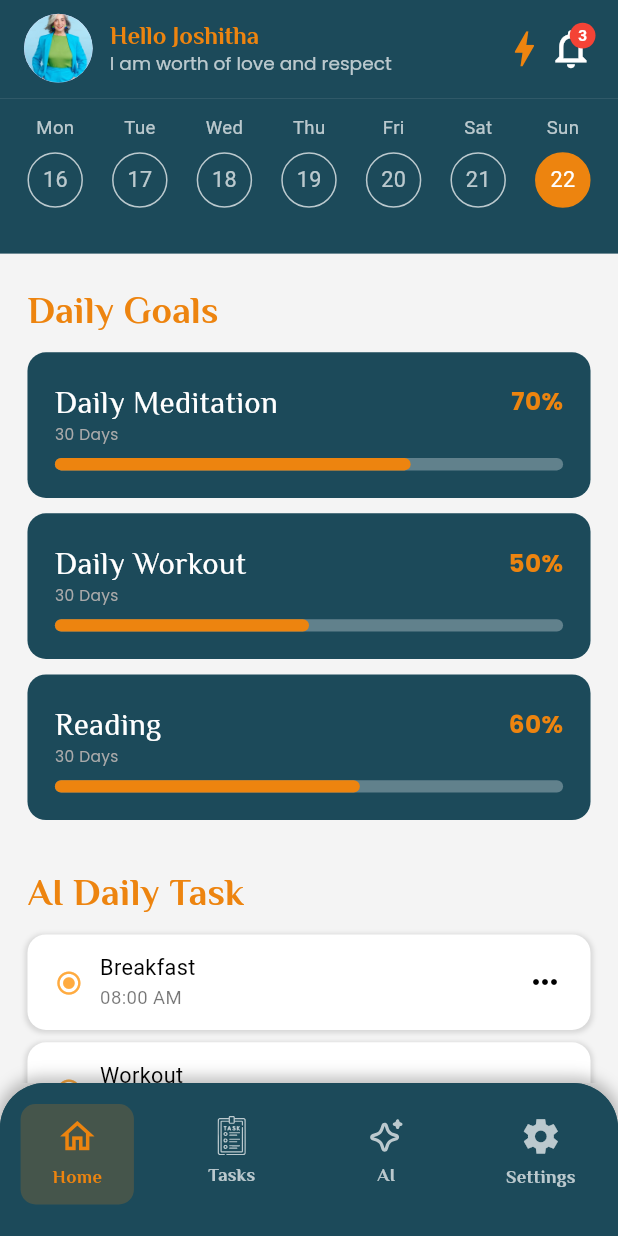
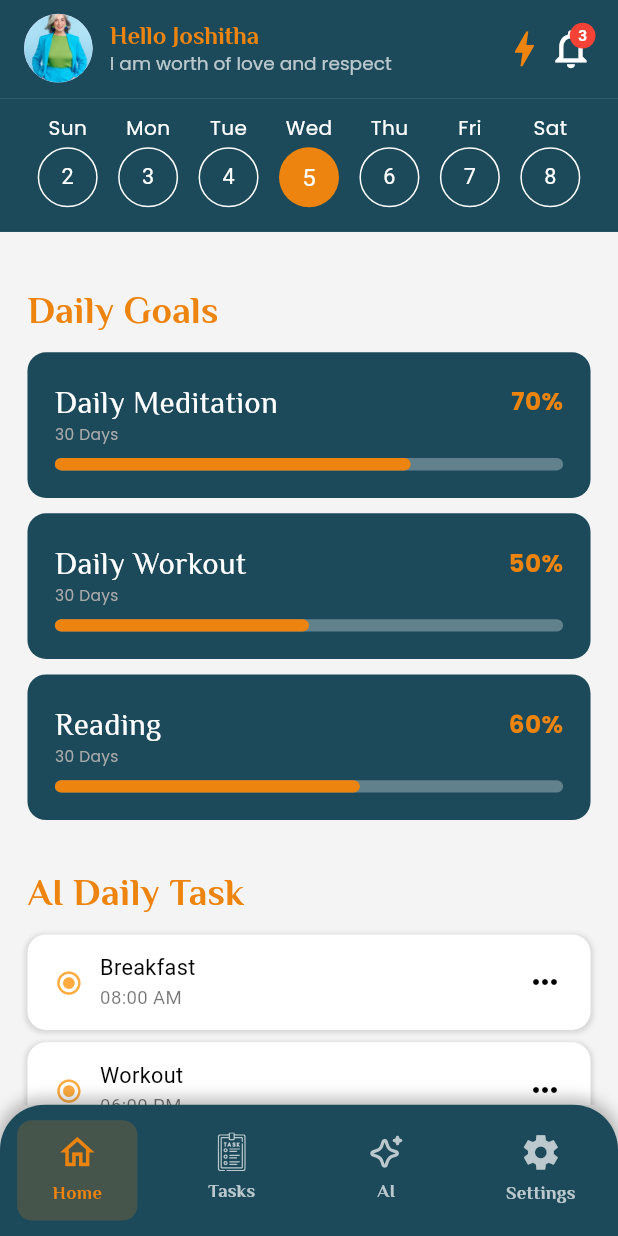
Before and after one commit to Sayduntuhin/achive_ai1, a Flutter app: the MainScreen screen opened by its route, on a phone screen of 412 x 824 dp. Run offline on Flutter 3.47's test engine with Material 3 defaults, Android fonts, the phone set to English and light mode, and no system bars; drawn by our look-alikes of table_calendar; our stand-ins replace flutter_screenutil, flutter_svg, get, loading_animation_widget, pin_code_fields.

```diff
--- a/lib/view/home/page/home_page.dart
+++ b/lib/view/home/page/home_page.dart
@@ -1,4 +1,5 @@
 import 'package:achive_ai/themes/colors.dart';
+import 'package:achive_ai/view/home/widgets/calander.dart';
 import 'package:flutter/material.dart';
 import 'package:flutter_screenutil/flutter_screenutil.dart';
 
@@ -27,7 +28,7 @@ class HomePage extends StatelessWidget {
           SliverPersistentHeader(
             pinned: false, // ✅ Hides when scrolling
             delegate: _SliverDateSelectorDelegate(
-              child: _buildDateSelector(),
+              child: CalendarWidget(),
               height: 100.h,
             ),
           ),
@@ -134,7 +135,7 @@ class HomePage extends StatelessWidget {
     );
   }
 
-  /// ✅ Date Selector Row (Hides on Scroll)
+ /* /// ✅ Date Selector Row (Hides on Scroll)
   Widget _buildDateSelector() {
     return Container(
       padding: EdgeInsets.symmetric(horizontal: 16.w, vertical: 10.h),
@@ -170,7 +171,7 @@ class HomePage extends StatelessWidget {
         }),
       ),
     );
-  }
+  }*/
 
   /// ✅ Daily Goals Section
   Widget _buildDailyGoals() {
@@ -190,7 +191,6 @@ class HomePage extends StatelessWidget {
       ],
     );
   }
-
   Widget _buildGoalCard(String title, double initialProgress) {
     return StatefulBuilder(
       builder: (context, setState) {
@@ -244,7 +244,7 @@ class HomePage extends StatelessWidget {
                 minHeight: 8.h,
               ),
               // Slider(value: progress, onChanged: (value) {}),
-              /* Slider(
+          /* Slider(
                 value: progress,
                 min: 0,
                 max: 100,
@@ -256,6 +256,7 @@ class HomePage extends StatelessWidget {
                   });
                 },
               ),*/
+
             ],
           ),
         );
@@ -346,6 +347,11 @@ class _SliverDateSelectorDelegate extends SliverPersistentHeaderDelegate {
       child: child,
     );
   }
+/*  @override
+  bool shouldRebuild(_SliverDateSelectorDelegate oldDelegate) => false;*/
+
   @override
-  bool shouldRebuild(_SliverDateSelectorDelegate oldDelegate) => false;
+  bool shouldRebuild(covariant SliverPersistentHeaderDelegate oldDelegate) {
+    return true; // Rebuild if the delegate changes
+  }
 }
--- /dev/null
+++ b/lib/view/home/widgets/calander.dart
@@ -0,0 +1,75 @@
+import 'package:achive_ai/themes/colors.dart';
+import 'package:flutter/material.dart';
+import 'package:table_calendar/table_calendar.dart';
+import 'package:flutter_screenutil/flutter_screenutil.dart';
+
+class CalendarWidget extends StatefulWidget {
+  const CalendarWidget({super.key});
+
+  @override
+  State<CalendarWidget> createState() => _CalendarWidgetState();
+}
+
+class _CalendarWidgetState extends State<CalendarWidget> {
+  DateTime _focusedDay = DateTime.now();
+  DateTime? _selectedDay;
+
+  @override
+  void initState() {
+    super.initState();
+    _selectedDay = _focusedDay; // Default to today
+  }
+
+  @override
+  Widget build(BuildContext context) {
+    return Container(
+      padding: EdgeInsets.symmetric(horizontal: 16.w, vertical: 10.h),
+      color: backgroundColor,
+      child: TableCalendar(
+        firstDay: DateTime.utc(2020, 1, 1),
+        lastDay: DateTime.utc(2030, 12, 31),
+        focusedDay: _focusedDay,
+        selectedDayPredicate: (day) => isSameDay(_selectedDay, day),
+        onDaySelected: (selectedDay, focusedDay) {
+          setState(() {
+            _selectedDay = selectedDay;
+            _focusedDay = focusedDay;
+          });
+        },
+        calendarFormat: CalendarFormat.week,
+        startingDayOfWeek: StartingDayOfWeek.sunday, // ✅ Start week from Sunday
+
+        headerVisible: false,
+
+        daysOfWeekStyle: DaysOfWeekStyle(
+          weekdayStyle: TextStyle(color: Colors.white, fontSize: 13.sp,fontFamily: "Poppins"),
+          weekendStyle: TextStyle(color: Colors.white, fontSize: 13.sp,fontFamily: "Poppins"),
+        ),
+
+        calendarStyle: CalendarStyle(
+          defaultTextStyle: TextStyle(color: Colors.white, fontSize: 14.sp,fontFamily: ""),
+          weekendTextStyle: TextStyle(color: Colors.white, fontSize: 14.sp),
+
+          /// ✅ Ensure every day has a circle
+          defaultDecoration: BoxDecoration(
+            shape: BoxShape.circle,
+            border: Border.all(color: Colors.white),
+          ),
+          weekendDecoration: BoxDecoration(
+            shape: BoxShape.circle,
+            border: Border.all(color: Colors.white),
+          ),
+          todayDecoration: BoxDecoration(
+            color: Colors.transparent,
+            shape: BoxShape.circle,
+            border: Border.all(color: Colors.white),
+          ),
+          selectedDecoration: BoxDecoration(
+            color: buttonColor,
+            shape: BoxShape.circle,
+          ),
+        ),
+      ),
+    );
+  }
+}
--- a/lib/view/main/page/main_pages.dart
+++ b/lib/view/main/page/main_pages.dart
@@ -1,3 +1,4 @@
+import 'package:achive_ai/view/ai/pages/ai_page.dart';
 import 'package:flutter/material.dart';
 import 'package:get/get.dart';
 import '../../../controller/buttom_navigation_controller.dart';
@@ -36,7 +37,7 @@ class MainScreen extends StatelessWidget {
       case 1:
         return HomePage();
       case 2:
-        return HomePage(); // Replace with Profile Page
+        return ChatBotScreen(); // Replace with Profile Page
       case 3:
         return SettingsScreen();
       default:
--- a/lib/view/main/widgets/custom_navigation_bar.dart
+++ b/lib/view/main/widgets/custom_navigation_bar.dart
@@ -1,7 +1,7 @@
 import 'package:flutter/material.dart';
 import 'package:flutter_screenutil/flutter_screenutil.dart';
 import 'package:flutter_svg/svg.dart';
-import 'package:get/get_state_manager/src/simple/get_state.dart';
+import 'package:get/get.dart';
 import '../../../controller/buttom_navigation_controller.dart';
 import 'package:achive_ai/themes/colors.dart';
 
@@ -15,10 +15,12 @@ class CustomBottomNavBar extends StatelessWidget {
     return GetBuilder<BottomNavController>(
       builder: (controller) {
         return Container(
-          decoration: const BoxDecoration(
-            color: Color(0xFF1C4A5A), // ✅ Custom Color
-            borderRadius: BorderRadius.only(
-              topLeft: Radius.circular(30.0), // ✅ Rounded Corners
+          height: 85.h, // Adjust height
+          padding: EdgeInsets.symmetric(horizontal: 10.w, vertical: 10.h),
+          decoration: BoxDecoration(
+            color: const Color(0xFF1C4A5A), // Background Color
+            borderRadius: const BorderRadius.only(
+              topLeft: Radius.circular(30.0), // Rounded Corners
               topRight: Radius.circular(30.0),
             ),
             boxShadow: [
@@ -26,64 +28,26 @@ class CustomBottomNavBar extends StatelessWidget {
                 color: Colors.black26,
                 blurRadius: 8.0,
                 spreadRadius: 2.0,
-                offset: Offset(0, -2),
+                offset: const Offset(0, -2),
               ),
             ],
           ),
-          child: ClipRRect(
-            borderRadius: const BorderRadius.only(
-              topLeft: Radius.circular(30.0), // ✅ Clip to make it rounded
-              topRight: Radius.circular(30.0),
-            ),
-            child: BottomNavigationBar(
-              currentIndex: controller.selectedIndex,
-              onTap: (index) => controller.changeTab(index),
-              items: [
-                _buildNavItem(
-                  controller,
-                  index: 0,
-                  icon: Icons.home_outlined,
-                  label: "Home",
-                  svgPath: null,
-                ),
-                _buildNavItem(
-                  controller,
-                  index: 1,
-                  svgPath: "assets/svg/task.svg",
-                  label: "Tasks",
-                ),
-                _buildNavItem(
-                  controller,
-                  index: 2,
-                  svgPath: "assets/svg/ai.svg",
-                  label: "AI",
-                ),
-                _buildNavItem(
-                  controller,
-                  index: 3,
-                  icon: Icons.settings_sharp,
-                  label: "Settings",
-                  svgPath: null,
-                ),
-              ],
-              selectedItemColor: buttonColor,
-              unselectedItemColor: Colors.white70,
-              backgroundColor: const Color(0xFF1C4A5A), // ✅ Ensure background color matches
-              elevation: 0, // ✅ Remove default shadow
-              type: BottomNavigationBarType.fixed,
-
-              // ✅ Hide Extra Label Space
-              showSelectedLabels: false,
-              showUnselectedLabels: false,
-            ),
+          child: Row(
+            mainAxisAlignment: MainAxisAlignment.spaceBetween,
+            children: [
+              _buildNavItem(controller, index: 0, icon: Icons.home_outlined, label: "Home"),
+              _buildNavItem(controller, index: 1, svgPath: "assets/svg/task.svg", label: "Tasks"),
+              _buildNavItem(controller, index: 2, svgPath: "assets/svg/ai.svg", label: "AI"),
+              _buildNavItem(controller, index: 3, icon: Icons.settings_sharp, label: "Settings"),
+            ],
           ),
         );
       },
     );
   }
 
-  /// ✅ Custom Bottom Navigation Item with Icon & Label Inside Box
-  BottomNavigationBarItem _buildNavItem(
+  /// ✅ Custom Navigation Item inside Row
+  Widget _buildNavItem(
       BottomNavController controller, {
         required int index,
         IconData? icon,
@@ -92,23 +56,24 @@ class CustomBottomNavBar extends StatelessWidget {
       }) {
     bool isSelected = controller.selectedIndex == index;
 
-    return BottomNavigationBarItem(
-      icon: Container(
-        width: 66.w,
-        height: 65.h,
-        padding: EdgeInsets.symmetric(vertical: 8, horizontal: 10), // Adjust padding
+    return GestureDetector(
+      onTap: () => controller.changeTab(index), // Handle tap
+      child: Container(
+        width: 70.w, // Adjust width
+        height: 65.h, // Adjust height
+        padding: EdgeInsets.symmetric(vertical: 8.h, horizontal: 10.w),
         decoration: BoxDecoration(
           color: isSelected ? const Color(0xffED840F).withAlpha(50) : Colors.transparent,
-          borderRadius: BorderRadius.circular(10), // ✅ Rounded Box
+          borderRadius: BorderRadius.circular(10), // Rounded Box
         ),
         child: Column(
-          mainAxisSize: MainAxisSize.min, // ✅ Prevent extra space
+          mainAxisSize: MainAxisSize.min,
           children: [
             svgPath != null
                 ? SvgPicture.asset(
               svgPath,
-              width: 26, // Adjust SVG size
-              height: 26,
+              width: 25.w, // Adjust SVG size
+              height: 25.h,
               colorFilter: ColorFilter.mode(
                 isSelected ? buttonColor : Colors.white70,
                 BlendMode.srcIn,
@@ -128,7 +93,6 @@ class CustomBottomNavBar extends StatelessWidget {
           ],
         ),
       ),
-      label: "", // ✅ Hide label text to remove extra space
     );
   }
 }
--- a/pubspec.yaml
+++ b/pubspec.yaml
@@ -40,6 +40,8 @@ dependencies:
   get: ^4.7.2
   pin_code_fields: ^8.0.1
   loading_animation_widget: ^1.3.0
+  intl: ^0.20.2
+  table_calendar: ^3.2.0
 
 dev_dependencies:
   flutter_test:
```
Also changed, not shown: lib/view/ai/pages/ai_page.dart (added, +202 -0 lines), assets/svg/chat_button.svg (added), pubspec.lock.
